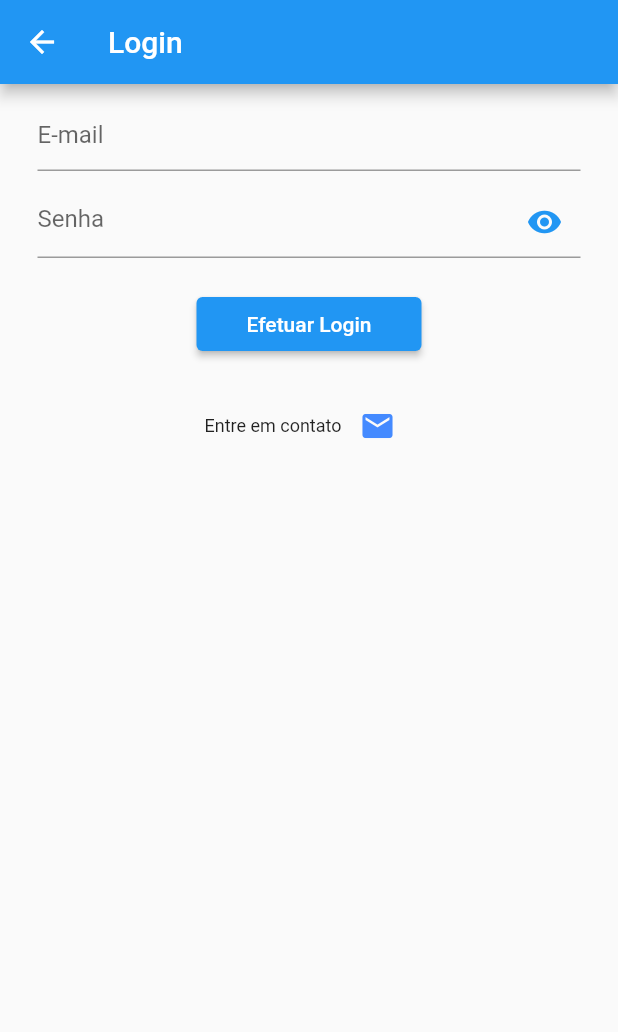
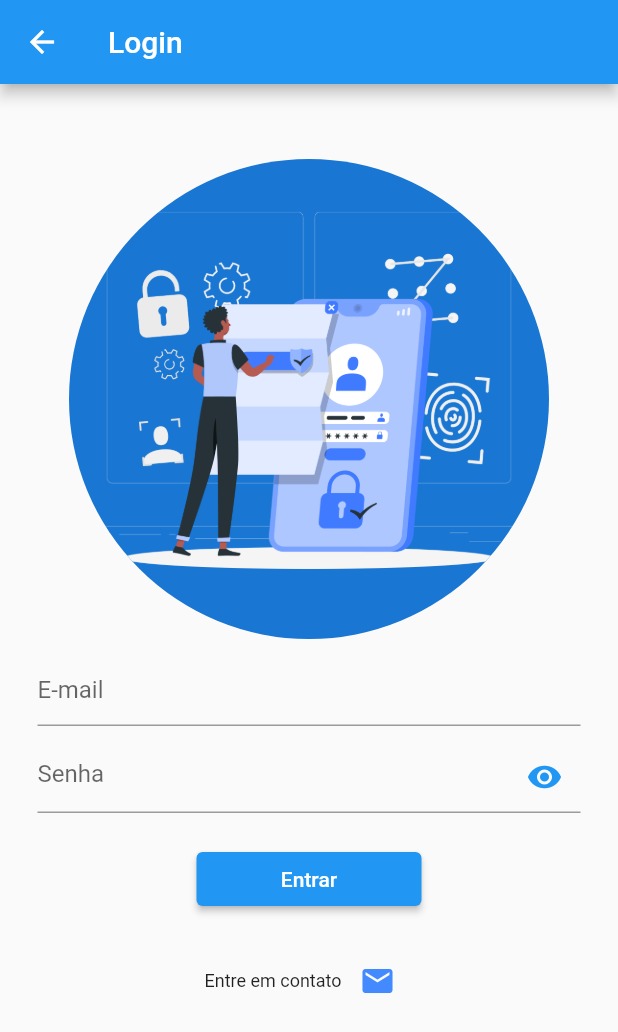
Before and after one commit to AndreyCordeiro/lista_compras, a Flutter app: the TelaInicial screen opened directly, after a tap on "Efetuar Login", on a phone screen of 412 x 824 dp. Shown: the top 1032 px of the screen. Run offline on Flutter 3.47's test engine with Material 2 defaults, Android fonts, the phone set to English and light mode, and no system bars.

Commit message:
Correção em alguns arquivos

```diff
--- a/lib/componentes/input-email-senha.dart
+++ b/lib/componentes/input-email-senha.dart
@@ -76,7 +76,7 @@ class _CampoSenhaState extends State<InputEmailSenha> {
                       _fazerLogin(email: email, senha: senha);
                     }
                   },
-                  child: const Text('Efetuar Login'),
+                  child: const Text('Entrar'),
                 ),
               ),
             ),
--- a/lib/efeitos/page-transition.dart
+++ b/lib/efeitos/page-transition.dart
@@ -10,7 +10,7 @@ class CustomTransitionBuilder extends PageTransitionsBuilder {
       Animation<double> animation,
       Animation<double> secondaryAnimation,
       Widget child) {
-    final tween = Tween(begin: 0.0, end: 1.0).chain(
+    final tween = Tween(begin: 1.5, end: 1.0).chain(
       CurveTween(
         curve: Curves.easeInOut,
       ),
--- a/lib/login/login.dart
+++ b/lib/login/login.dart
@@ -12,11 +12,24 @@ class TelaLogin extends StatefulWidget {
 class _TelaLoginWidget extends State<TelaLogin> {
   @override
   Widget build(BuildContext context) {
-    return Scaffold(
-      appBar: AppBar(
-        title: const Text("Login"),
+    return SafeArea(
+      child: Scaffold(
+        appBar: AppBar(
+          title: const Text("Login"),
+        ),
+        body: Container(
+          padding: const EdgeInsets.only(top: 50),
+          child: Column(
+            children: const <Widget>[
+              CircleAvatar(
+                radius: 160,
+                backgroundImage: AssetImage('lib/images/politica-privacidade.png'),
+              ),
+              InputEmailSenha(),
+            ],
+          ),
+        ),
       ),
-      body: const InputEmailSenha(),
     );
   }
 }
--- a/lib/main.dart
+++ b/lib/main.dart
@@ -1,7 +1,10 @@
 import 'package:flutter/material.dart';
 import 'package:flutter/services.dart';
+import 'package:lista_compras/login/login.dart';
 
+import 'cadastro/cadastro-item.dart';
 import 'efeitos/page-transition.dart';
+import 'home/lista-compras.dart';
 import 'login/tela-inicial.dart';
 
 void main() {
@@ -31,7 +34,7 @@ class MyApp extends StatelessWidget {
         ),
         primarySwatch: Colors.blue,
       ),
-      home: const TelaInicial(),
+      home: const ListaCompras(),
     );
   }
 }
--- a/lib/model/item.dart
+++ b/lib/model/item.dart
@@ -1,5 +1,5 @@
 class Item {
-  late int? id;
+  late dynamic id;
   late String nome;
   late String descricao;
   late double quantidade;
--- a/pubspec.yaml
+++ b/pubspec.yaml
@@ -36,6 +36,8 @@ dependencies:
   cupertino_icons: ^1.0.2
   url_launcher: ^6.1.6
   blobs: ^2.0.0
+  path:
+  sqflite:
 
 dev_dependencies:
   flutter_test:
```
Also changed, not shown: lib/images/politica-privacidade.png (added).
